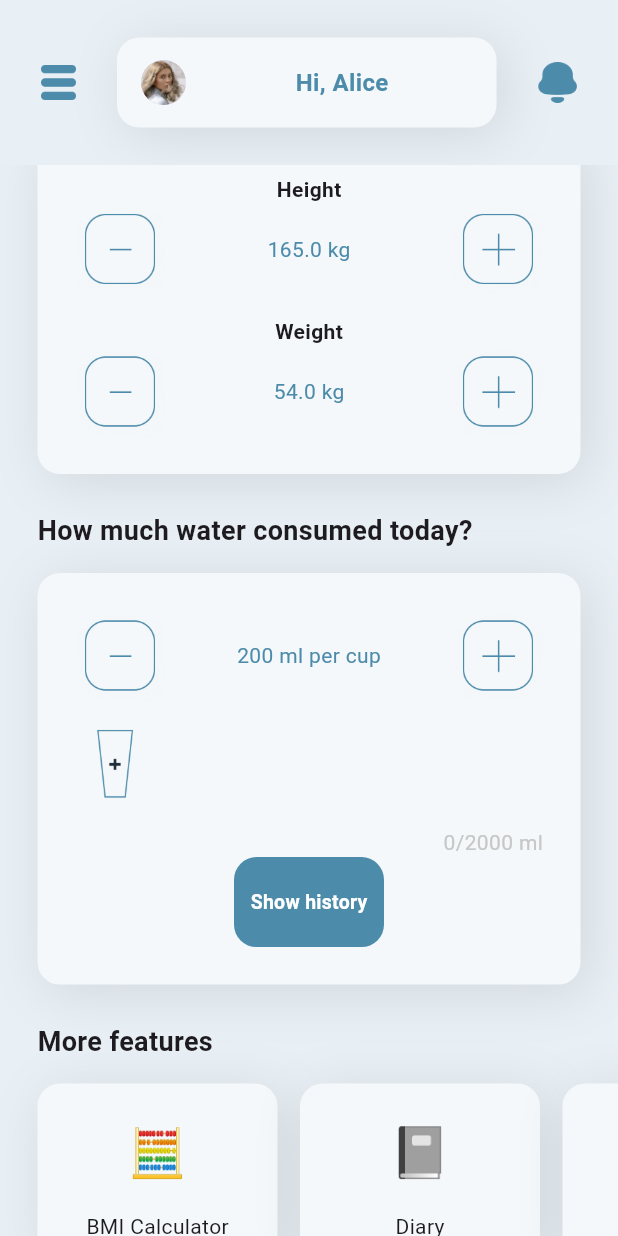
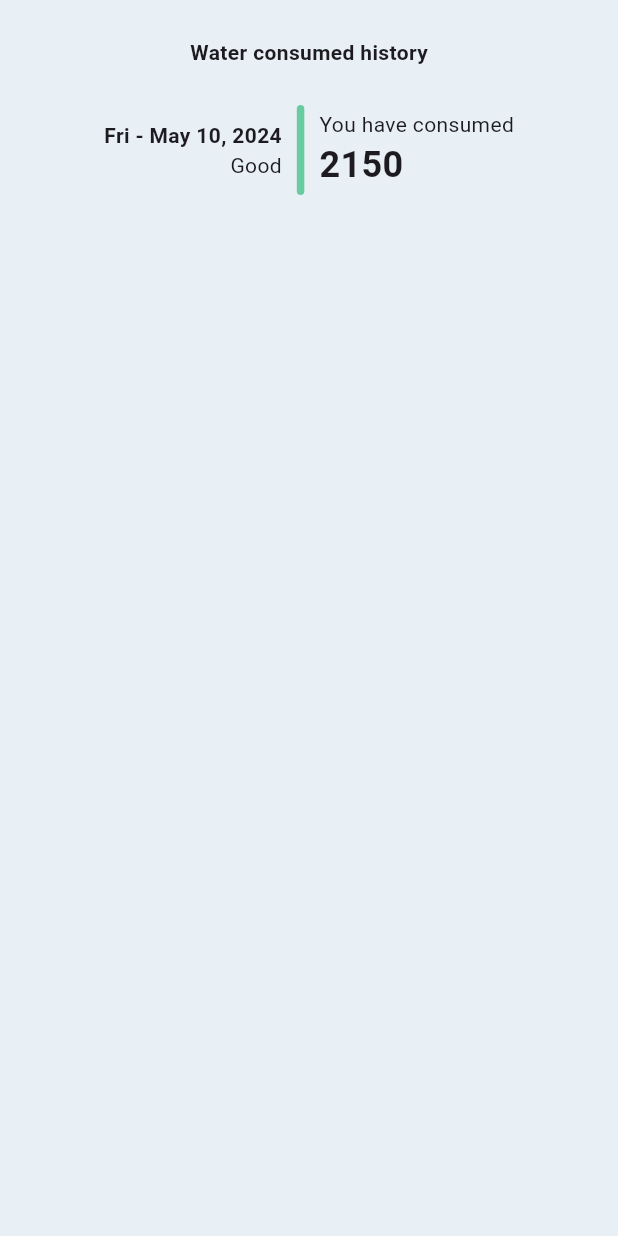
Before and after one commit to phucx314/newhealthtrackingpro, a Flutter app: the screen it shows once a user with an empty profile is signed in, scrolled down 576 dp, after a tap on "Show history", on a phone screen of 412 x 824 dp. Run offline on Flutter 3.47's test engine with Material 3 defaults, Android fonts, the phone set to English and light mode, and no system bars; our stand-ins replace cloud_firestore, firebase_auth, firebase_core, firebase_storage, image_picker; accounts and stored records are empty; network calls fail.

Commit message:
tạm thời commit cái history

```diff
--- a/lib/colors/color_set.dart
+++ b/lib/colors/color_set.dart
@@ -19,8 +19,8 @@ const int _mcgpalette1PrimaryValue = 0xFF4D8BAA;
 const MaterialColor htaStatusColors =
     MaterialColor(_mcgpalette1AccentValue, <int, Color>{
   200: Color(_mcgpalette1AccentValue),
-  400: Color(0xFFE06666),
-  700: Color(0xFFFFD966),
+  600: Color(0xFFE06666),
+  400: Color(0xFFFFD966),
   900: Color.fromARGB(255, 199, 199, 199),
 });
 const int _mcgpalette1AccentValue = 0xFF68CCA1;
--- /dev/null
+++ b/lib/components/history_item.dart
@@ -0,0 +1,79 @@
+// ignore_for_file: prefer_const_constructors, prefer_const_literals_to_create_immutables
+
+import 'package:app3/colors/color_set.dart';
+import 'package:app3/models/history_item.dart';
+import 'package:flutter/material.dart';
+import 'package:flutter/widgets.dart';
+
+class HistoryItem extends StatelessWidget {
+  HistoryItem({
+    super.key,
+    this.historyItemID,
+    required this.date,
+    required this.evaluateStatus,
+    required this.evaluateColor,
+    required this.consumptionAmount,
+  });
+
+  final historyItemID;
+  final String date;
+  final String evaluateStatus;
+  final Color evaluateColor;
+  final int consumptionAmount;
+
+  @override
+  Widget build(BuildContext context) {
+    return Row(
+      mainAxisAlignment: MainAxisAlignment.center,
+      children: [
+        Column(
+          crossAxisAlignment: CrossAxisAlignment.end,
+          children: [
+            // thứ ngày
+            Text(
+              date,
+              style: TextStyle(
+                fontWeight: FontWeight.bold,
+              ),
+            ),
+            // trạng thái đánh giá
+            Text(
+              evaluateStatus,
+            ),
+          ],
+        ),
+        SizedBox(width: 10,),
+
+        // màu trạng thái đánh giá
+        Container(
+          height: 60,
+          width: 5,
+          decoration: BoxDecoration(
+            color: evaluateColor,
+            borderRadius: BorderRadius.circular(5/2),
+          ),
+        ),
+
+        SizedBox(width: 10,),
+        Column(
+          crossAxisAlignment: CrossAxisAlignment.start,
+          children: [
+            // text
+            Text(
+              'You have consumed',
+            ),
+            // số liệu consumed
+            Text(
+              consumptionAmount.toString(),
+              style: TextStyle(
+                fontWeight: FontWeight.bold,
+                fontSize: 24,
+              ),
+            ),
+          ],
+        ),
+      ],
+    );
+  }
+
+}
--- a/lib/components/mybutton.dart
+++ b/lib/components/mybutton.dart
@@ -5,6 +5,7 @@ class Button extends StatelessWidget {
     super.key,
     required this.onTap,
     required this.title,
+    this.height =60,
     this.width = 100,
     // required this.left,
     // required this.right,
@@ -16,6 +17,7 @@ class Button extends StatelessWidget {
   final Function()? onTap;
   final String title;
   final double width;
+  final double height;
   // final double left;
   // final double right;
   final Color color;
@@ -28,7 +30,7 @@ class Button extends StatelessWidget {
       onTap:
           onTap, // Đặt onTap ở đây để toàn bộ Container nhận được sự kiện onTap
       child: Container(
-        height: 60,
+        height: height,
         width: width,
         padding: const EdgeInsets.all(10),
         // margin: EdgeInsets.fromLTRB(left, 0, right, 0),
--- a/lib/components/water_intake.dart
+++ b/lib/components/water_intake.dart
@@ -1,7 +1,10 @@
+import 'package:app3/components/bottomsheet_water_consumed_history.dart';
 import 'package:app3/components/mybutton.dart';
+import 'package:app3/pages/water_history.dart';
 import 'package:cloud_firestore/cloud_firestore.dart';
 import 'package:flutter/cupertino.dart';
 import 'package:flutter/material.dart';
+import 'package:flutter/widgets.dart';
 import '../colors/color_set.dart';
 import '../services/firestore.dart';
 import '../styles/box_shadow.dart';
@@ -35,6 +38,7 @@ class _WaterIntakeState extends State<WaterIntake> {
 
       if (hasData) {
         waterData = await firestoreService.getWaterConsumedData(uid);
+        // get được mấy ly nước đầy rồi thì add thêm ly nước trống phía sau
         waterData.add(0);
       } else {
         // Khởi tạo danh sách với các giá trị mặc định (0)
@@ -236,11 +240,22 @@ class _WaterIntakeState extends State<WaterIntake> {
                 ),
               ),
             ),
+            SizedBox(height: 15,),
 
             // nut hien lich su uong nuoc
-            Button(
-              onTap: () {},
-              title: 'Show history',
+            Align(
+              alignment: Alignment.centerRight,
+              child: Button(
+                onTap: () {
+                  Navigator.push(
+                    context,
+                    MaterialPageRoute(builder: (context) => WaterHistory()),
+                  );
+                },
+                title: 'Show history',
+                height: 40,
+                width: 120,
+              ),
             ),
           ],
         ),
--- /dev/null
+++ b/lib/pages/water_history.dart
@@ -0,0 +1,57 @@
+// ignore_for_file: prefer_const_literals_to_create_immutables, prefer_const_constructors
+
+import 'package:app3/colors/color_set.dart';
+import 'package:app3/components/history_item.dart';
+import 'package:app3/models/history_item.dart';
+import 'package:flutter/material.dart';
+
+class WaterHistory extends StatefulWidget {
+  WaterHistory({super.key});
+
+  @override
+  State<WaterHistory> createState() => _WaterHistoryState();
+}
+
+class _WaterHistoryState extends State<WaterHistory> {
+  @override
+  Widget build(BuildContext context) {
+    return MaterialApp(
+      debugShowCheckedModeBanner: false,
+      home: Scaffold(
+        backgroundColor: htaPrimaryColors.shade100,
+        body: SafeArea(
+          child: Padding(
+            padding: const EdgeInsets.symmetric(horizontal: 25),
+            child: Column(
+              children: [
+                SizedBox(height: 25,),
+                // tiêu đề
+                Center(
+                  child: Text(
+                    'Water consumed history',
+                    style: TextStyle(
+                      fontWeight: FontWeight.bold,
+                    ),
+                  ),
+                ),
+                SizedBox(height: 25,),
+                // items
+                Column(
+                  children: [
+                    HistoryItem(
+                      date: 'Fri - May 10, 2024',
+                      consumptionAmount: 2150,
+                      evaluateColor: htaStatusColors.shade200,
+                      evaluateStatus: 'Good',
+                      historyItemID: '',
+                    ),
+                  ],
+                ),
+              ],
+            ),
+          ),
+        ),
+      ),
+    );
+  }
+}
```
Also changed, not shown: lib/components/bottomsheet_water_consumed_history.dart (added, +55 -0 lines), lib/models/history_item.dart (added, +18 -0 lines).
